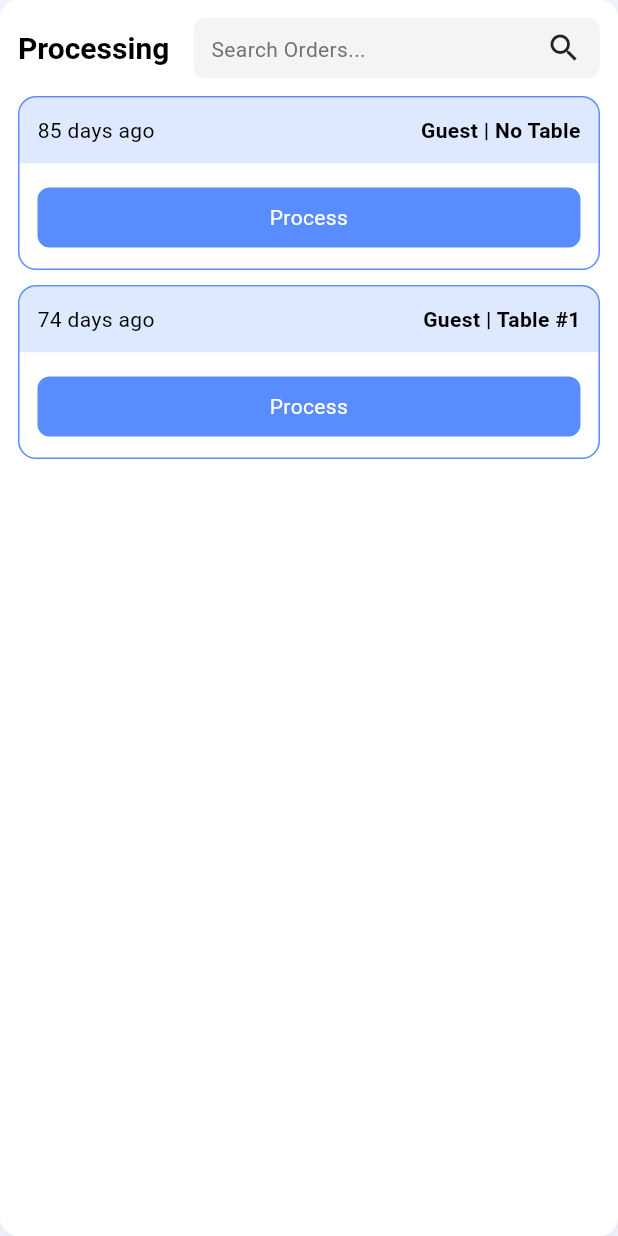
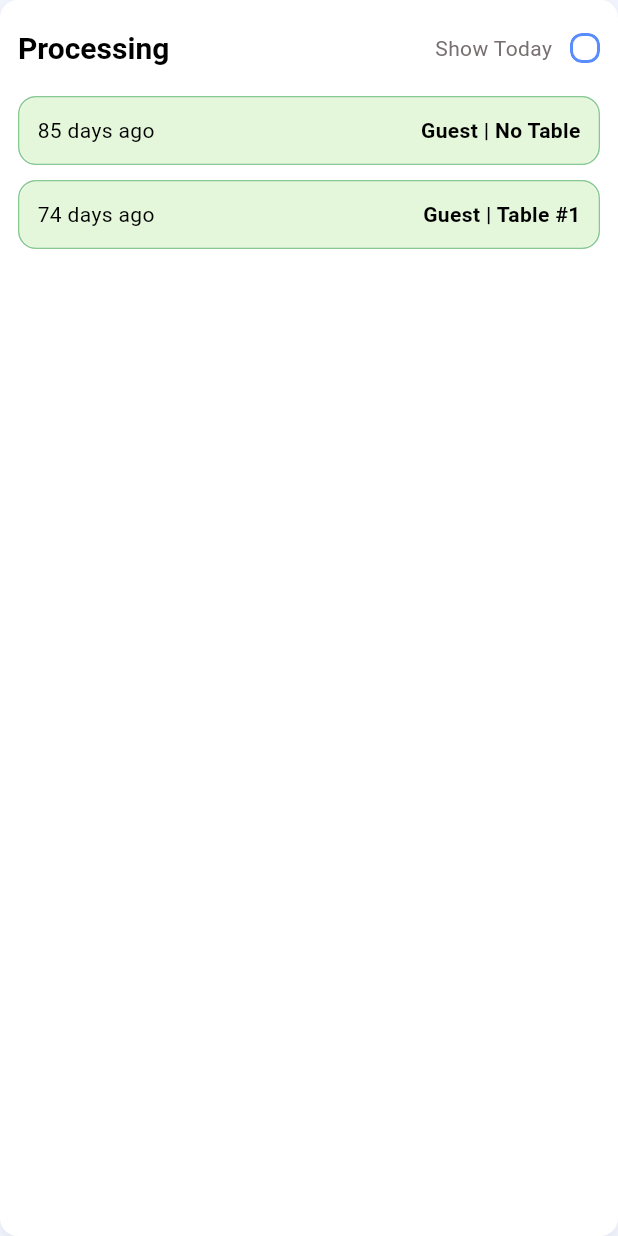
Before and after one commit to robbyobet7/flutterVercel, a Flutter app: the FinishedOrder widget shown alone on an empty page, opened directly, on a phone screen of 412 x 824 dp. Run offline on Flutter 3.47's test engine with Material 3 defaults, Android fonts, the phone set to English and light mode, and no system bars; our stand-ins replace flutter_riverpod, flutter_svg, go_router, shared_preferences; accounts and stored records are empty; network calls fail.

Commit message:
feat: Kitchen order type color UI improvement

```diff
--- a/lib/features/kitchen-order/presentations/widgets/finished_order.dart
+++ b/lib/features/kitchen-order/presentations/widgets/finished_order.dart
@@ -1,7 +1,7 @@
 import 'package:flutter/material.dart';
 import 'package:flutter_riverpod/flutter_riverpod.dart';
 import 'package:rebill_flutter/core/theme/app_theme.dart';
-import 'package:rebill_flutter/core/widgets/app_search_bar.dart';
+import 'package:rebill_flutter/core/widgets/app_checkbox.dart';
 import 'package:rebill_flutter/features/kitchen-order/presentations/widgets/kitchen_order_container.dart';
 import 'package:rebill_flutter/features/kitchen-order/providers/kitchen_order_provider.dart';
 
@@ -12,7 +12,6 @@ class FinishedOrder extends ConsumerWidget {
   Widget build(BuildContext context, WidgetRef ref) {
     final theme = Theme.of(context);
     final finishedOrders = ref.watch(finishedKitchenOrdersProvider);
-    print(finishedOrders.length);
     return Container(
       height: double.infinity,
       decoration: BoxDecoration(
@@ -37,11 +36,17 @@ class FinishedOrder extends ConsumerWidget {
                     fontWeight: FontWeight.bold,
                   ),
                 ),
-                Expanded(
-                  child: AppSearchBar(
-                    onSearch: (value) {},
-                    hintText: 'Search Orders...',
-                  ),
+                Row(
+                  spacing: 12,
+                  children: [
+                    Text(
+                      'Show Today',
+                      style: theme.textTheme.bodyMedium?.copyWith(
+                        color: theme.colorScheme.onSurfaceVariant,
+                      ),
+                    ),
+                    AppCheckbox(size: 20),
+                  ],
                 ),
               ],
             ),
@@ -57,7 +62,10 @@ class FinishedOrder extends ConsumerWidget {
               itemBuilder: (context, index) {
                 return Column(
                   children: [
-                    KitchenOrderContainer(order: finishedOrders[index]),
+                    KitchenOrderContainer(
+                      order: finishedOrders[index],
+                      type: KitchenOrderType.finished,
+                    ),
                     const SizedBox(height: 10),
                   ],
                 );
--- a/lib/features/kitchen-order/presentations/widgets/kitchen_order_container.dart
+++ b/lib/features/kitchen-order/presentations/widgets/kitchen_order_container.dart
@@ -1,14 +1,22 @@
 import 'package:flutter/material.dart';
 import 'package:rebill_flutter/core/models/kitchen_order.dart';
+import 'package:rebill_flutter/core/theme/app_theme.dart';
 import 'package:rebill_flutter/core/widgets/app_button.dart';
 import 'package:rebill_flutter/core/widgets/app_divider.dart';
 import 'package:rebill_flutter/core/widgets/app_material.dart';
 import 'package:rebill_flutter/core/widgets/header_column.dart';
 import 'package:rebill_flutter/core/widgets/list_header.dart';
 
+enum KitchenOrderType { submitted, processing, finished }
+
 class KitchenOrderContainer extends StatefulWidget {
   final KitchenOrder order;
-  const KitchenOrderContainer({super.key, required this.order});
+  final KitchenOrderType type;
+  const KitchenOrderContainer({
+    super.key,
+    required this.order,
+    required this.type,
+  });
 
   @override
   State<KitchenOrderContainer> createState() => _KitchenOrderContainerState();
@@ -36,6 +44,20 @@ class _KitchenOrderContainerState extends State<KitchenOrderContainer> {
   Widget build(BuildContext context) {
     final theme = Theme.of(context);
     final order = widget.order;
+    final type = widget.type;
+    final backgroundColor =
+        type == KitchenOrderType.submitted
+            ? theme.colorScheme.errorContainer
+            : type == KitchenOrderType.processing
+            ? AppTheme.warningContainer
+            : AppTheme.successContainer;
+
+    final borderColor =
+        type == KitchenOrderType.submitted
+            ? theme.colorScheme.error
+            : type == KitchenOrderType.processing
+            ? AppTheme.warning
+            : AppTheme.success;
 
     final headers = [
       Header(flex: 1, text: 'Item', textAlign: TextAlign.left),
@@ -46,14 +68,25 @@ class _KitchenOrderContainerState extends State<KitchenOrderContainer> {
       width: double.infinity,
       decoration: BoxDecoration(
         borderRadius: BorderRadius.circular(12),
-        border: Border.all(color: theme.colorScheme.primary),
+        border: Border.all(color: borderColor),
       ),
       clipBehavior: Clip.hardEdge,
       child: Column(
         mainAxisAlignment: MainAxisAlignment.spaceBetween,
         children: [
           AppMaterial(
-            borderRadius: BorderRadius.zero,
+            borderRadius:
+                type == KitchenOrderType.finished
+                    ? isExpanded
+                        ? BorderRadius.only(
+                          topLeft: Radius.circular(12),
+                          topRight: Radius.circular(12),
+                        )
+                        : BorderRadius.circular(12)
+                    : BorderRadius.only(
+                      topLeft: Radius.circular(12),
+                      topRight: Radius.circular(12),
+                    ),
             onTap: () {
               setState(() {
                 isExpanded = !isExpanded;
@@ -62,9 +95,7 @@ class _KitchenOrderContainerState extends State<KitchenOrderContainer> {
             child: Container(
               padding: EdgeInsets.all(12),
               width: double.infinity,
-              decoration: BoxDecoration(
-                color: theme.colorScheme.primaryContainer,
-              ),
+              decoration: BoxDecoration(color: backgroundColor),
               child: Row(
                 mainAxisAlignment: MainAxisAlignment.spaceBetween,
                 children: [
@@ -185,9 +216,31 @@ class _KitchenOrderContainerState extends State<KitchenOrderContainer> {
                     : SizedBox.shrink(),
           ),
 
+          if (type != KitchenOrderType.finished)
             Container(
-            padding: EdgeInsets.only(left: 12, right: 12, bottom: 10, top: 12),
+              padding: EdgeInsets.only(
+                left: 12,
+                right: 12,
+                bottom: 10,
+                top: 12,
+              ),
               width: double.infinity,
+              child: Row(
+                spacing: 12,
+                children: [
+                  if (type == KitchenOrderType.processing)
+                    Expanded(
+                      child: AppButton(
+                        onPressed: () {},
+                        text: 'Cancel',
+                        backgroundColor: theme.colorScheme.errorContainer,
+                        textStyle: theme.textTheme.bodyMedium?.copyWith(
+                          color: theme.colorScheme.error,
+                        ),
+                      ),
+                    ),
+
+                  Expanded(
                     child: AppButton(
                       onPressed: () {},
                       text: 'Process',
@@ -199,6 +252,9 @@ class _KitchenOrderContainerState extends State<KitchenOrderContainer> {
                   ),
                 ],
               ),
+            ),
+        ],
+      ),
     );
   }
 }
--- a/lib/features/kitchen-order/presentations/widgets/processed_order.dart
+++ b/lib/features/kitchen-order/presentations/widgets/processed_order.dart
@@ -12,7 +12,6 @@ class ProcessedOrder extends ConsumerWidget {
   Widget build(BuildContext context, WidgetRef ref) {
     final theme = Theme.of(context);
     final processedOrders = ref.watch(processingKitchenOrdersProvider);
-    print(processedOrders.length);
     return Container(
       height: double.infinity,
       decoration: BoxDecoration(
@@ -57,7 +56,10 @@ class ProcessedOrder extends ConsumerWidget {
               itemBuilder: (context, index) {
                 return Column(
                   children: [
-                    KitchenOrderContainer(order: processedOrders[index]),
+                    KitchenOrderContainer(
+                      order: processedOrders[index],
+                      type: KitchenOrderType.processing,
+                    ),
                     const SizedBox(height: 10),
                   ],
                 );
--- a/lib/features/kitchen-order/presentations/widgets/submitted_order.dart
+++ b/lib/features/kitchen-order/presentations/widgets/submitted_order.dart
@@ -12,7 +12,6 @@ class SubmittedOrder extends ConsumerWidget {
   Widget build(BuildContext context, WidgetRef ref) {
     final theme = Theme.of(context);
     final submittedOrders = ref.watch(submittedKitchenOrdersProvider);
-    print(submittedOrders.length);
     return Container(
       height: double.infinity,
       decoration: BoxDecoration(
@@ -57,7 +56,10 @@ class SubmittedOrder extends ConsumerWidget {
               itemBuilder: (context, index) {
                 return Column(
                   children: [
-                    KitchenOrderContainer(order: submittedOrders[index]),
+                    KitchenOrderContainer(
+                      order: submittedOrders[index],
+                      type: KitchenOrderType.submitted,
+                    ),
                     const SizedBox(height: 10),
                   ],
                 );
```
Also changed, not shown: assets/kitchen.json. Lines whose indentation alone changed are shown as unchanged.
